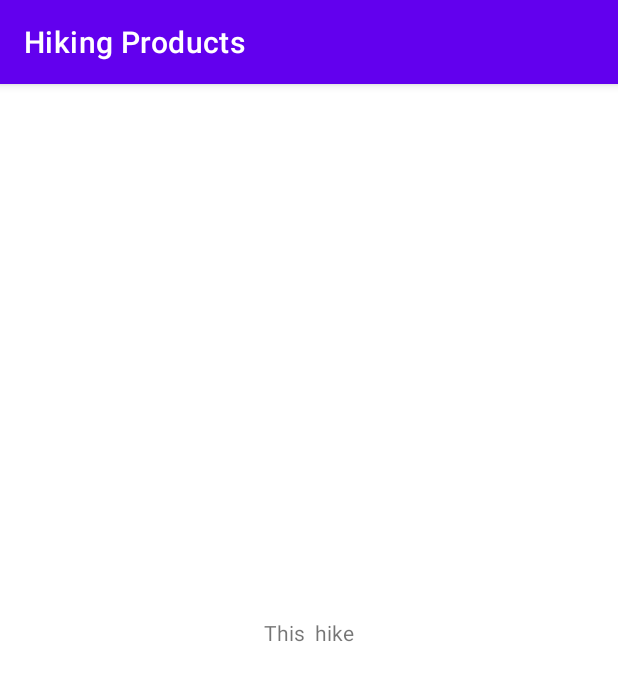
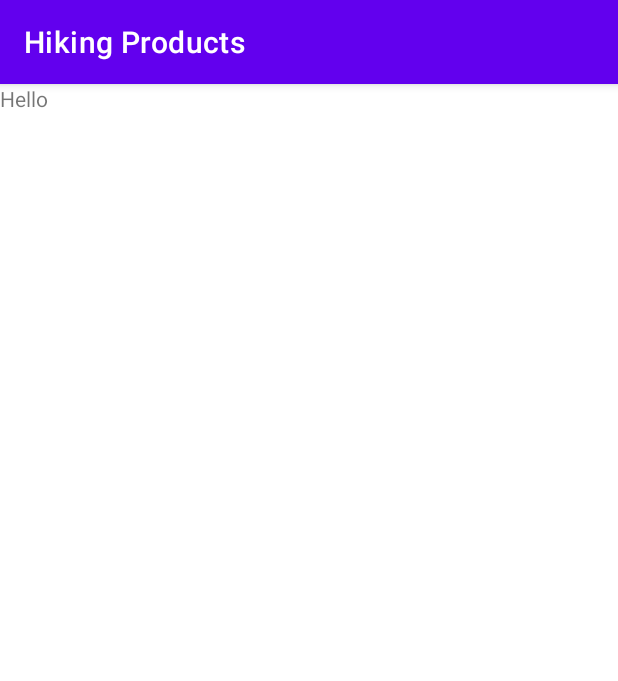
Before and after one commit to Poltaev/Hiking-products, an Android app built with Jetpack Compose: the fragment ArchiveHikeEquipmentFragment shown on its own in the app's theme, on a phone screen of 412 x 824 dp. Shown: the top 681 px of the screen. Run offline under Robolectric (Android 15) with nearby library versions, the phone set to English and light mode, and no system bars.

Commit message:
create fragment archive

```diff
--- a/app/src/main/java/com/example/myapplication/ui/viewing_people_from_the_archive/ViewingPeopleFromTheArchiveFragment.kt
+++ b/app/src/main/java/com/example/myapplication/ui/archive_hike_equipment/ArchiveHikeEquipmentFragment.kt
@@ -1,4 +1,4 @@
-package com.example.myapplication.ui.viewing_people_from_the_archive
+package com.example.myapplication.ui.archive_hike_equipment
 
 import androidx.fragment.app.viewModels
 import android.os.Bundle
@@ -10,22 +10,21 @@ import androidx.lifecycle.ViewModel
 import androidx.lifecycle.ViewModelProvider
 import com.example.myapplication.R
 import com.example.myapplication.dataBase.App
-import com.example.myapplication.databinding.FragmentAddingAParticipantBinding
-import com.example.myapplication.databinding.FragmentViewingPeopleBinding
-import com.example.myapplication.databinding.FragmentViewingPeopleFromTheArchiveBinding
-import com.example.myapplication.ui.this_hike.ThisHikeViewModel
+import com.example.myapplication.databinding.FragmentArchiveHikeEquipmentBinding
+import com.example.myapplication.databinding.FragmentViewingAHikeBinding
+import com.example.myapplication.ui.archive_hike_viewing.ArchiveHikeViewingModel
 
-class ViewingPeopleFromTheArchiveFragment : Fragment() {
+class ArchiveHikeEquipmentFragment : Fragment() {
 
-    private var _binding: FragmentViewingPeopleFromTheArchiveBinding? = null
+    private var _binding: FragmentArchiveHikeEquipmentBinding? = null
 
     private val binding get() = _binding!!
 
-    private val viewModel: ViewingPeopleFromTheArchiveViewModel by viewModels{
+    private val viewModel: ArchiveHikeEquipmentViewModel by viewModels{
         object : ViewModelProvider.Factory {
             override fun <T : ViewModel> create(modelClass: Class<T>): T {
                 val hikeDao = (requireContext().applicationContext as App).db.hikeDao()
-                return ViewingPeopleFromTheArchiveViewModel(hikeDao) as T
+                return ArchiveHikeEquipmentViewModel(hikeDao) as T
             }
         }
     }
@@ -33,7 +32,7 @@ class ViewingPeopleFromTheArchiveFragment : Fragment() {
         inflater: LayoutInflater, container: ViewGroup?,
         savedInstanceState: Bundle?
     ): View {
-        _binding = FragmentViewingPeopleFromTheArchiveBinding.inflate(inflater, container, false)
+        _binding = FragmentArchiveHikeEquipmentBinding.inflate(inflater, container, false)
         val root: View = binding.root
         return root
     }
--- a/app/src/main/java/com/example/myapplication/ui/viewing_a_hike/ViewingAHikeViewModel.kt
+++ b/app/src/main/java/com/example/myapplication/ui/archive_hike_menu/ArchiveHikeMenuViewModel.kt
@@ -1,14 +1,12 @@
-package com.example.myapplication.ui.viewing_a_hike
+package com.example.myapplication.ui.archive_hike_menu
 
 import androidx.lifecycle.ViewModel
 import androidx.lifecycle.viewModelScope
 import com.example.myapplication.dataBase.HikeDao
-import com.example.myapplication.domain.ProductsUseCase
 import kotlinx.coroutines.flow.SharingStarted
 import kotlinx.coroutines.flow.stateIn
-import kotlinx.coroutines.launch
 
-class ViewingAHikeViewModel(private val hikeDao: HikeDao) : ViewModel() {
+class ArchiveHikeMenuViewModel(private val hikeDao: HikeDao) : ViewModel() {
     val allEquipment = this.hikeDao.getAllEquipmentFlow()
         .stateIn(
             scope = viewModelScope,
--- a/app/src/main/java/com/example/myapplication/ui/viewing_the_menu_in_the_archive/ViewingTheMenuInTheArchiveViewModel.kt
+++ b/app/src/main/java/com/example/myapplication/ui/archive_hike_participant/ArchiveHikeParticipantViewModel.kt
@@ -1,14 +1,12 @@
-package com.example.myapplication.ui.viewing_the_menu_in_the_archive
+package com.example.myapplication.ui.archive_hike_participant
 
 import androidx.lifecycle.ViewModel
 import androidx.lifecycle.viewModelScope
 import com.example.myapplication.dataBase.HikeDao
-import com.example.myapplication.domain.ProductsUseCase
 import kotlinx.coroutines.flow.SharingStarted
 import kotlinx.coroutines.flow.stateIn
-import kotlinx.coroutines.launch
 
-class ViewingTheMenuInTheArchiveViewModel(private val hikeDao: HikeDao) : ViewModel() {
+class ArchiveHikeParticipantViewModel(private val hikeDao: HikeDao) : ViewModel() {
     val allEquipment = this.hikeDao.getAllEquipmentFlow()
         .stateIn(
             scope = viewModelScope,
--- a/app/src/main/java/com/example/myapplication/ui/viewing_people_from_the_archive/ViewingPeopleFromTheArchiveViewModel.kt
+++ b/app/src/main/java/com/example/myapplication/ui/archive_hike_viewing/ArchiveHikeViewingModel.kt
@@ -1,14 +1,12 @@
-package com.example.myapplication.ui.viewing_people_from_the_archive
+package com.example.myapplication.ui.archive_hike_viewing
 
 import androidx.lifecycle.ViewModel
 import androidx.lifecycle.viewModelScope
 import com.example.myapplication.dataBase.HikeDao
-import com.example.myapplication.domain.ProductsUseCase
 import kotlinx.coroutines.flow.SharingStarted
 import kotlinx.coroutines.flow.stateIn
-import kotlinx.coroutines.launch
 
-class ViewingPeopleFromTheArchiveViewModel(private val hikeDao: HikeDao) : ViewModel() {
+class ArchiveHikeViewingModel(private val hikeDao: HikeDao) : ViewModel() {
     val allEquipment = this.hikeDao.getAllEquipmentFlow()
         .stateIn(
             scope = viewModelScope,
--- /dev/null
+++ b/app/src/main/res/layout/fragment_archive_hike_equipment.xml
@@ -0,0 +1,13 @@
+<?xml version="1.0" encoding="utf-8"?>
+<FrameLayout xmlns:android="http://schemas.android.com/apk/res/android"
+    xmlns:tools="http://schemas.android.com/tools"
+    android:layout_width="match_parent"
+    android:layout_height="match_parent"
+    tools:context=".ui.archive_hike_equipment.ArchiveHikeEquipmentFragment">
+
+    <TextView
+        android:layout_width="match_parent"
+        android:layout_height="match_parent"
+        android:text="Hello" />
+
+</FrameLayout>
--- a/app/src/main/res/layout/fragment_viewing_the_menu_in_the_archive.xml
+++ b/app/src/main/res/layout/fragment_archive_hike_menu.xml
@@ -4,7 +4,7 @@
     android:layout_width="match_parent"
     android:layout_height="match_parent"
     xmlns:app="http://schemas.android.com/apk/res-auto"
-    tools:context=".ui.viewing_the_menu_in_the_archive.ViewingTheMenuInTheArchiveFragment">
+    tools:context=".ui.archive_hike_menu.ArchiveHikeMenuFragment">
 
     <TextView
         android:id="@+id/textView"
--- a/app/src/main/res/layout/fragment_viewing_a_hike.xml
+++ b/app/src/main/res/layout/fragment_viewing_a_hike.xml
@@ -4,7 +4,7 @@
     android:layout_width="match_parent"
     android:layout_height="match_parent"
     xmlns:app="http://schemas.android.com/apk/res-auto"
-    tools:context=".ui.viewing_a_hike.ViewingAHikeFragment">
+    tools:context=".ui.archive_hike_viewing.ArchiveHikeViewingFragment">
 
     <TextView
         android:id="@+id/textView"
--- a/app/src/main/res/layout/fragment_viewing_people_from_the_archive.xml
+++ b/app/src/main/res/layout/fragment_viewing_people_from_the_archive.xml
@@ -4,7 +4,7 @@
     android:layout_width="match_parent"
     android:layout_height="match_parent"
     xmlns:app="http://schemas.android.com/apk/res-auto"
-    tools:context=".ui.viewing_people_from_the_archive.ViewingPeopleFromTheArchiveFragment">
+    tools:context=".ui.archive_hike_participant.ArchiveHikeParticipantFragment">
 
     <TextView
         android:id="@+id/textView"
```
Also changed, not shown: app/src/main/java/com/example/myapplication/ui/archive_hike_equipment/ArchiveHikeEquipmentViewModel.kt (added, +10 -0 lines), app/src/main/java/com/example/myapplication/ui/archive_hike_menu/ArchiveHikeMenuFragment.kt (added, +45 -0 lines), app/src/main/java/com/example/myapplication/ui/archive_hike_participant/ArchiveHikeParticipantFragment.kt (renamed from app/src/main/java/com/example/myapplication/ui/viewing_the_menu_in_the_archive/ViewingTheMenuInTheArchiveFragment.kt, +6 -10 lines), app/src/main/java/com/example/myapplication/ui/archive_hike_products/ArchiveHikeProductsFragment.kt (added, +48 -0 lines), app/src/main/java/com/example/myapplication/ui/archive_hike_products/ArchiveHikeProductsViewModel.kt (added, +10 -0 lines), app/src/main/java/com/example/myapplication/ui/archive_hike_viewing/ArchiveHikeViewingFragment.kt (renamed from app/src/main/java/com/example/myapplication/ui/viewing_a_hike/ViewingAHikeFragment.kt, +4 -8 lines), app/src/main/res/layout/fragment_archive_hike_products.xml (added, +13 -0 lines), app/src/main/res/navigation/mobile_navigation.xml (+38 -14 lines).
